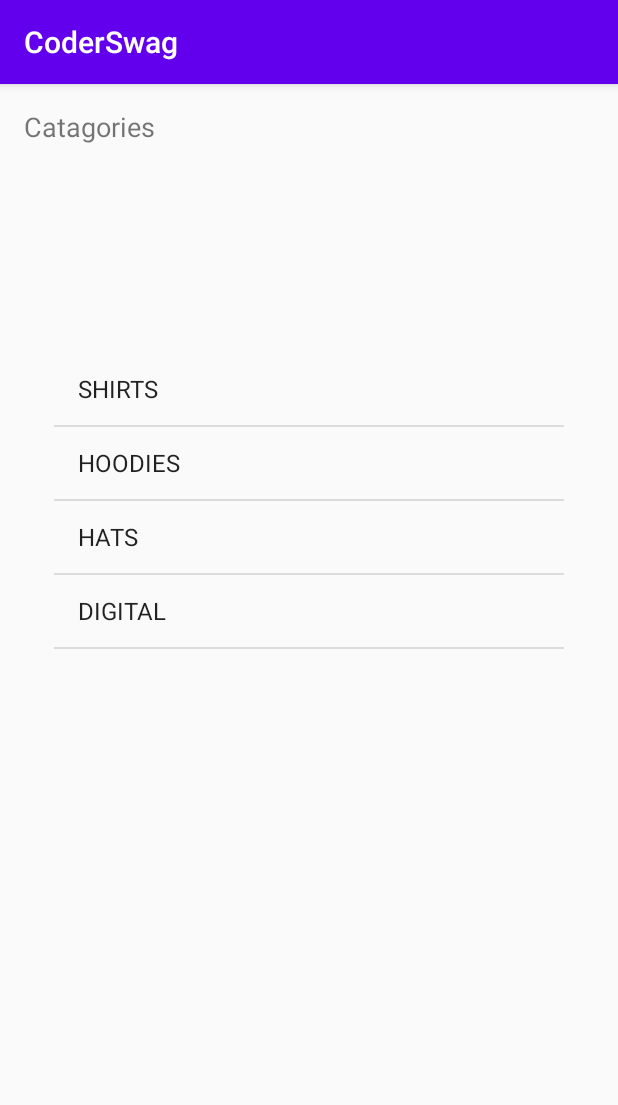
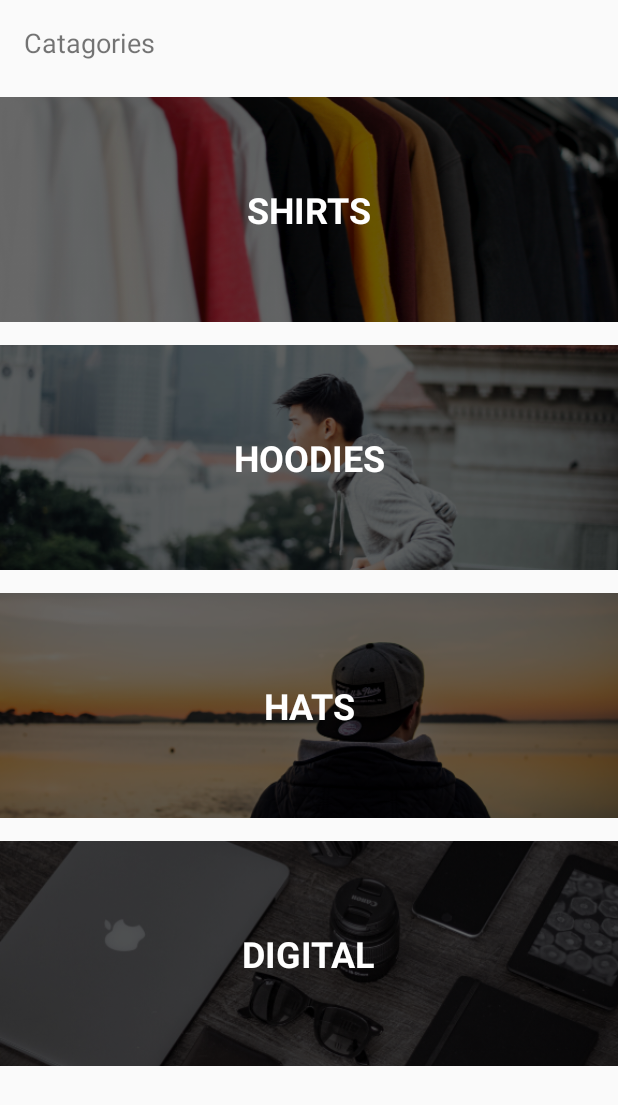
Before and after one commit to looby10120/CoderSwag, an Android app: the screen it shows after launch (MainActivity), on a phone screen of 412 x 824 dp. Shown: the top 1105 px of the screen. Run offline under Robolectric (Android 15) with nearby library versions, the phone set to English and light mode, and no system bars.

Commit message:
lesson 3

```diff
--- /dev/null
+++ b/app/src/main/java/com/example/coderswag/Adapter/CategoryAdapter.kt
@@ -0,0 +1,42 @@
+package com.example.coderswag.Adapter
+
+import android.content.Context
+import android.view.LayoutInflater
+import android.view.View
+import android.view.ViewGroup
+import android.widget.BaseAdapter
+import android.widget.ImageView
+import android.widget.TextView
+import com.example.coderswag.Model.Category
+import com.example.coderswag.R
+
+class CategoryAdapter(private val context: Context, private val categories: List<Category>) : BaseAdapter() {
+
+    override fun getView(position: Int, convertView: View?, parent: ViewGroup?): View {
+        val categoryView = LayoutInflater.from(context).inflate(R.layout.category_list_item, parent, false)
+        val category = categories[position]
+        val resourceId = context.resources.getIdentifier(category.image, "drawable", context.packageName)
+        categoryView.apply {
+            val categoryImage: ImageView = findViewById(R.id.categoryImage)
+            val categoryName: TextView = findViewById(R.id.categoryName)
+
+            categoryName.text = category.title
+            categoryImage.setImageResource(resourceId)
+        }
+
+        return categoryView
+    }
+
+    override fun getItem(position: Int): Any {
+        return categories[position]
+    }
+
+    override fun getItemId(position: Int): Long {
+        return 0L
+    }
+
+    override fun getCount(): Int {
+        return categories.count()
+    }
+
+}
--- a/app/src/main/java/com/example/coderswag/Controller/MainActivity.kt
+++ b/app/src/main/java/com/example/coderswag/Controller/MainActivity.kt
@@ -1,24 +1,22 @@
 package com.example.coderswag.Controller
 
+import android.os.Bundle
 import androidx.appcompat.app.AppCompatActivity
-import android.os.Bundle
-import android.widget.ArrayAdapter
-import com.example.coderswag.Model.Category
+import com.example.coderswag.Adapter.CategoryAdapter
 import com.example.coderswag.R
 import com.example.coderswag.Service.DataService
 import kotlinx.android.synthetic.main.activity_main.*
 
 class MainActivity : AppCompatActivity() {
 
-    lateinit var adapter: ArrayAdapter<Category>
+    private lateinit var adapter: CategoryAdapter
 
     override fun onCreate(savedInstanceState: Bundle?) {
         super.onCreate(savedInstanceState)
         setContentView(R.layout.activity_main)
 
-        adapter = ArrayAdapter(
+        adapter = CategoryAdapter(
             this,
-            android.R.layout.simple_list_item_1,
             DataService.categories
         )
         categoryListView.adapter = adapter
--- a/app/src/main/res/layout/activity_main.xml
+++ b/app/src/main/res/layout/activity_main.xml
@@ -19,17 +19,14 @@
 
     <ListView
         android:id="@+id/categoryListView"
-        android:layout_width="340dp"
-        android:layout_height="450dp"
-        android:layout_margin="8dp"
-        android:layout_marginStart="8dp"
-        android:layout_marginTop="8dp"
-        android:layout_marginEnd="8dp"
-        android:layout_marginBottom="8dp"
+        android:layout_width="0dp"
+        android:layout_height="0dp"
+        android:layout_marginTop="16dp"
+        android:divider="@android:color/transparent"
         app:layout_constraintBottom_toBottomOf="parent"
         app:layout_constraintEnd_toEndOf="parent"
         app:layout_constraintStart_toStartOf="parent"
         app:layout_constraintTop_toBottomOf="@+id/textView"
-        tools:listitem="@layout/category_list_item"/>
+        tools:listitem="@layout/category_list_item" />
 
 </androidx.constraintlayout.widget.ConstraintLayout>
--- a/app/src/main/res/values/styles.xml
+++ b/app/src/main/res/values/styles.xml
@@ -1,7 +1,7 @@
 <resources>
 
     <!-- Base application theme. -->
-    <style name="AppTheme" parent="Theme.AppCompat.Light.DarkActionBar">
+    <style name="AppTheme" parent="Theme.AppCompat.Light.NoActionBar">
         <!-- Customize your theme here. -->
         <item name="colorPrimary">@color/colorPrimary</item>
         <item name="colorPrimaryDark">@color/colorPrimaryDark</item>
```
